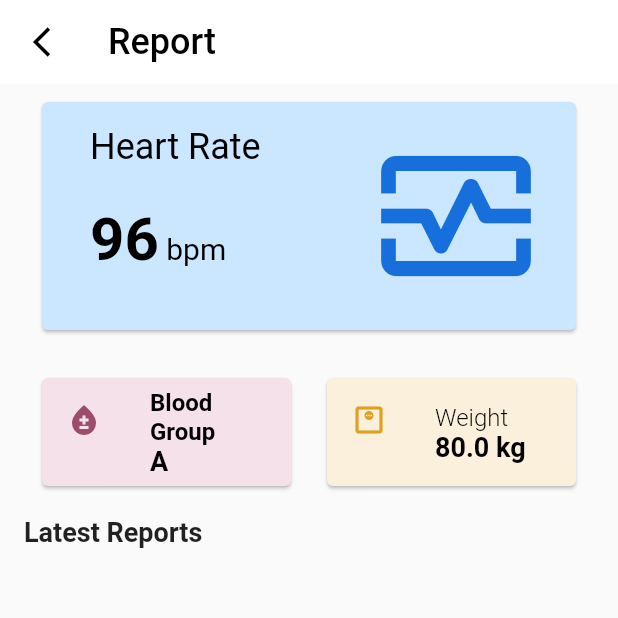
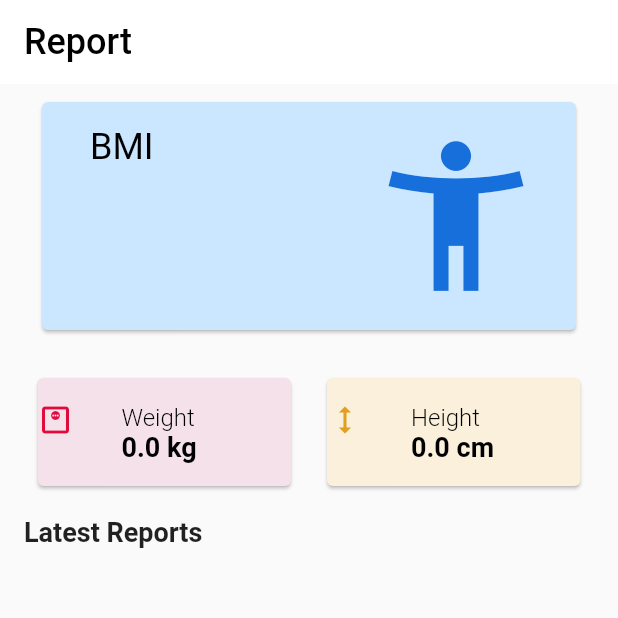
Before and after one commit to mzramle/pku_online, a Flutter app: the ReportTab screen opened directly, on a phone screen of 412 x 824 dp, the top half of it. Run offline on Flutter 3.47's test engine with Material 2 defaults, Android fonts, the phone set to English and light mode, and no system bars; our stand-ins replace cloud_firestore, firebase_auth, firebase_core, firebase_storage, flutter_credit_card, flutter_datetime_picker_plus and 8 more; accounts and stored records are empty.

Commit message:
Update Report so it will fetch BMI result, Height and Weight
BMI Result on the ListTile
Height and Weight on the Cards

Also uses ReportModel, ReportController, and ReportTab.

to show BMI details are properly retrieved when the user logs in, _fetchUserData async will call the reportcontroller and setState to refresh the page. Then InitState will use the _fetchUserData to initialized the page with the BMI details

```diff
--- a/lib/controller/report_controller.dart
+++ b/lib/controller/report_controller.dart
@@ -1,3 +1,5 @@
+import 'package:cloud_firestore/cloud_firestore.dart';
+import 'package:firebase_auth/firebase_auth.dart';
 import 'package:pku_online/models/report_model.dart';
 
 class ReportController {
@@ -5,21 +7,39 @@ class ReportController {
 
   ReportController() {
     _reportData = ReportModel(
-      heartRateBpm: 96,
-      bloodGroup: 'A',
-      weight: 80.0,
+      bmi: '',
+      bmiResultText: '',
+      weight: 0,
+      height: 0,
       latestReports: [],
     );
   }
 
   ReportModel get model => _reportData;
 
-  void updateHeartRateBpm(int bpm) {
-    _reportData.heartRateBpm = bpm;
-  }
+  Future<void> fetchUserData() async {
+    final currentUserId = FirebaseAuth.instance.currentUser?.uid ?? '';
 
-  void updateBloodGroup(String group) {
-    _reportData.bloodGroup = group;
+    try {
+      final userData = await FirebaseFirestore.instance
+          .collection('userBMIResult')
+          .doc(currentUserId)
+          .get();
+
+      if (userData.exists) {
+        final data = userData.data() as Map<String, dynamic>;
+
+        _reportData = ReportModel(
+          bmi: data['bmi'] ?? '',
+          bmiResultText: data['resultText'] ?? '',
+          weight: data['weight']?.toDouble() ?? 0,
+          height: data['height']?.toDouble() ?? 0,
+          latestReports: List<String>.from(data['latestReports'] ?? []),
+        );
+      }
+    } catch (e) {
+      print('Error fetching user data: $e');
+    }
   }
 
   void updateWeight(double weight) {
--- a/lib/models/report_model.dart
+++ b/lib/models/report_model.dart
@@ -1,13 +1,15 @@
 class ReportModel {
-  int heartRateBpm;
-  String bloodGroup;
+  String bmi;
+  String bmiResultText;
   double weight;
+  double height;
   List<String> latestReports;
 
   ReportModel({
-    required this.heartRateBpm,
-    required this.bloodGroup,
+    required this.bmi,
+    required this.bmiResultText,
     required this.weight,
+    required this.height,
     required this.latestReports,
   });
 }
--- a/lib/tabs/ReportTab.dart
+++ b/lib/tabs/ReportTab.dart
@@ -1,5 +1,9 @@
+// ReportTab.dart
+
 import 'package:flutter/material.dart';
 import 'package:pku_online/controller/report_controller.dart';
+import 'package:pku_online/core/Icon_Content.dart';
+import 'package:pku_online/core/colors.dart';
 
 class ReportTab extends StatefulWidget {
   @override
@@ -13,21 +17,25 @@ class _ReportTabState extends State<ReportTab> {
   void initState() {
     super.initState();
     _reportController = ReportController();
+    _fetchUserData(); // Fetch user data when the widget is initialized
+  }
+
+  void _fetchUserData() async {
+    await _reportController.fetchUserData();
+    setState(() {});
   }
 
   @override
   Widget build(BuildContext context) {
     return Scaffold(
       appBar: AppBar(
-        backgroundColor: Colors.white,
-        leading: Icon(
-          Icons.arrow_back_ios_outlined,
-          color: Colors.black,
+        backgroundColor: white,
+        elevation: 0,
+        title: Text(
+          'Report',
+          style: TextStyle(color: Colors.black, fontSize: 24.0),
+          textAlign: TextAlign.left,
         ),
-        elevation: 0,
-        title: Text('Report',
-            style: TextStyle(color: Colors.black, fontSize: 24.0),
-            textAlign: TextAlign.left),
       ),
       body: ListView(
         padding: EdgeInsets.symmetric(horizontal: 16.0),
@@ -42,7 +50,7 @@ class _ReportTabState extends State<ReportTab> {
                   title: Padding(
                     padding: EdgeInsets.all(12),
                     child: Text(
-                      'Heart Rate',
+                      'BMI',
                       style: TextStyle(
                         fontSize: 24,
                         color: Colors.black,
@@ -62,12 +70,13 @@ class _ReportTabState extends State<ReportTab> {
                           ),
                           children: [
                             TextSpan(
-                                text:
-                                    '${_reportController.model.heartRateBpm}'),
+                              text: '${_reportController.model.bmi}',
+                            ),
                             TextSpan(
-                              text: ' bpm',
+                              text:
+                                  '\n${_reportController.model.bmiResultText}',
                               style: TextStyle(
-                                fontSize: 20.0,
+                                fontSize: 15.0,
                                 fontWeight: FontWeight.normal,
                               ),
                             ),
@@ -76,11 +85,14 @@ class _ReportTabState extends State<ReportTab> {
                       ),
                     ),
                   ),
-                  trailing: Icon(Icons.monitor_heart_outlined,
-                      color: Color.fromARGB(255, 22, 111, 219), size: 120),
+                  trailing: Icon(
+                    Icons.accessibility_new_outlined,
+                    color: Color.fromARGB(255, 22, 111, 219),
+                    size: 120,
+                  ),
                   contentPadding: EdgeInsets.symmetric(horizontal: 20.0),
                   onTap: () {
-                    // Handle heart rate tap
+                    // Handle BMI tap
                   },
                 ),
               ),
@@ -88,52 +100,20 @@ class _ReportTabState extends State<ReportTab> {
           ),
           SizedBox(height: 16.0),
           Container(
-            padding: EdgeInsets.symmetric(horizontal: 8.0),
+            padding: EdgeInsets.symmetric(horizontal: 5.0),
             child: Row(
               children: [
                 Expanded(
                   child: Card(
                     color: Color(0xFFF5E1E9),
                     child: ListTile(
-                      leading: Icon(
-                        Icons.bloodtype,
-                        color: Color(0xFF9D4C6C),
+                      contentPadding: EdgeInsets.symmetric(
+                        horizontal: 0.0,
+                        vertical: 0.0,
                       ),
-                      title: Align(
-                        alignment: Alignment.centerLeft,
-                        child: Text(
-                          'Blood Group',
-                          style: TextStyle(
-                            fontWeight: FontWeight.bold,
-                            color: Colors.black,
-                          ),
-                        ),
-                      ),
-                      subtitle: Align(
-                        alignment: Alignment.bottomLeft,
-                        child: Text(
-                          _reportController.model.bloodGroup,
-                          style: TextStyle(
-                            fontSize: 18.0,
-                            fontWeight: FontWeight.bold,
-                            color: Colors.black,
-                          ),
-                        ),
-                      ),
-                      onTap: () {
-                        // Handle blood group tap
-                      },
-                    ),
-                  ),
-                ),
-                SizedBox(width: 16.0),
-                Expanded(
-                  child: Card(
-                    color: Color(0xFFFAF0DB),
-                    child: ListTile(
                       leading: Icon(
                         Icons.monitor_weight_outlined,
-                        color: Color(0xFFE09F1F),
+                        color: Color(0xFFE2093B),
                       ),
                       title: Align(
                         alignment: Alignment.centerLeft,
@@ -156,9 +136,43 @@ class _ReportTabState extends State<ReportTab> {
                           ),
                         ),
                       ),
-                      onTap: () {
-                        // Handle weight tap
-                      },
+                    ),
+                  ),
+                ),
+                SizedBox(width: 16.0),
+                Expanded(
+                  child: Card(
+                    color: Color(0xFFFAF0DB),
+                    child: ListTile(
+                      contentPadding: EdgeInsets.symmetric(
+                        horizontal: 0.0,
+                        vertical: 0.0,
+                      ),
+                      leading: Icon(
+                        Icons.height_outlined,
+                        color: Color(0xFFE09F1F),
+                      ),
+                      title: Align(
+                        alignment: Alignment.centerLeft,
+                        child: Text(
+                          'Height',
+                          style: TextStyle(
+                            fontWeight: FontWeight.w300,
+                            color: Colors.black,
+                          ),
+                        ),
+                      ),
+                      subtitle: Align(
+                        alignment: Alignment.bottomLeft,
+                        child: Text(
+                          '${_reportController.model.height} cm',
+                          style: TextStyle(
+                            fontSize: 18.0,
+                            fontWeight: FontWeight.bold,
+                            color: Colors.black,
+                          ),
+                        ),
+                      ),
                     ),
                   ),
                 ),
--- a/pubspec.yaml
+++ b/pubspec.yaml
@@ -25,6 +25,7 @@ dependencies:
     sdk: flutter
   uuid: ^3.0.6
   flutter_credit_card: ^3.0.6
+
 
 
   # The following adds the Cupertino Icons font to your application.
```
